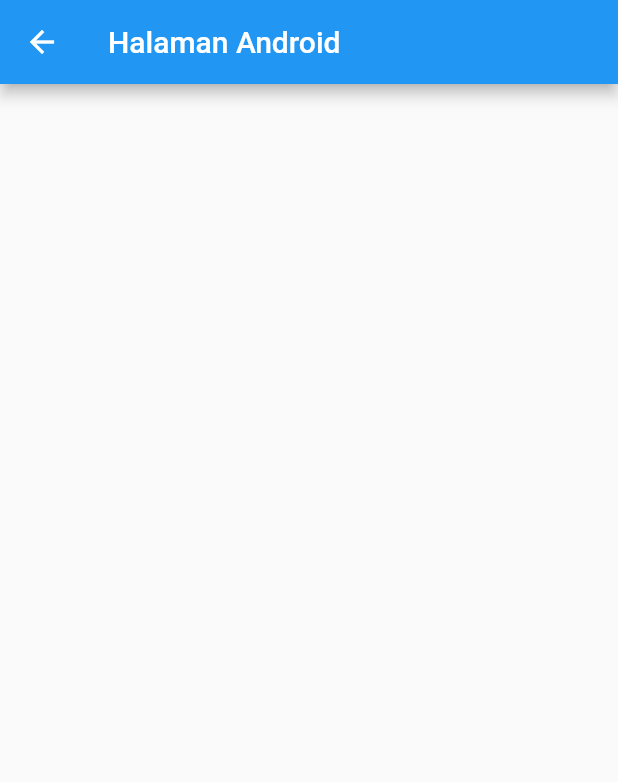
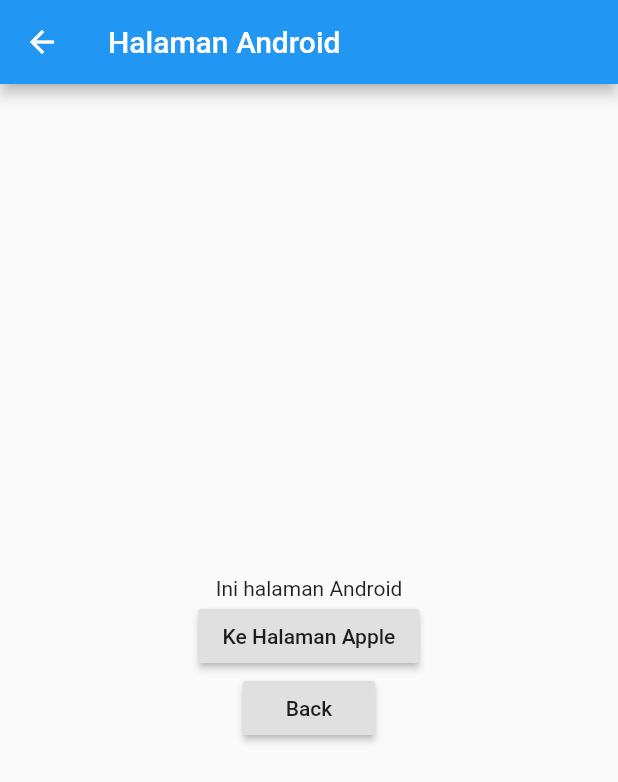
Before and after one commit to mrdemiadr/Learn-Flutter-Part-2, a Flutter app: the screen it shows after launch, after a tap on "Android", on a phone screen of 412 x 824 dp. Shown: the top 782 px of the screen. Run offline on Flutter 3.47's test engine with Material 2 defaults, Android fonts, the light colour scheme and no system bars; network calls fail.

Commit message:
update rev 2

```diff
--- a/lib/halaman_android.dart
+++ b/lib/halaman_android.dart
@@ -1,4 +1,5 @@
 import 'package:flutter/material.dart';
+import 'package:learn_flutter_2/halaman_apple.dart';
 
 class HalamanAndroid extends StatefulWidget {
   @override
@@ -12,6 +13,28 @@ class _HalamanAndroidState extends State<HalamanAndroid> {
       appBar: AppBar(
         title: Text('Halaman Android'),
       ),
+      body: Center(
+        child: Column(
+          mainAxisAlignment: MainAxisAlignment.center,
+          children: [
+            Text('Ini halaman Android'),
+            RaisedButton(
+              onPressed: () {
+                Navigator.push(context, MaterialPageRoute(builder: (context) {
+                  return HalamanApple();
+                }));
+              },
+              child: Text('Ke Halaman Apple'),
+            ),
+            RaisedButton(
+              onPressed: () {
+                Navigator.pop(context);
+              },
+              child: Text('Back'),
+            ),
+          ],
+        ),
+      ),
     );
   }
 }
--- a/lib/halaman_utama.dart
+++ b/lib/halaman_utama.dart
@@ -40,7 +40,10 @@ class HalamanUtama extends StatelessWidget {
                     },
                     child: ListTile(
                       leading: Image.network(
-                        'https://lh3.googleusercontent.com/proxy/kOQOH4MheY9vBttmMCAQ4fTsq6jXejGCkrvrE9YPeEiVBuF93c3PpFx6vVAjYh0Z17CWaYSy4vJe_wRLebzoFxvOiNwNJvIGaD0I9mSLFR6rAT3LHk06',
+                        'http://www.sulutexpress.com/wp-content/uploads/2020/09/logoapple.png',
+                        height: 50.0,
+                        width: 50.0,
+                        scale: 20.0,
                       ),
                       title: Text('Apple'),
                     ),
@@ -57,6 +60,8 @@ class HalamanUtama extends StatelessWidget {
                     child: ListTile(
                       leading: Image.asset(
                         'assets/img/androidlogo.png',
+                        height: 50.0,
+                        width: 50.0,
                       ),
                       title: Text('Android'),
                     ),
```
Also changed, not shown: lib/halaman_apple.dart (+22 -0 lines).
